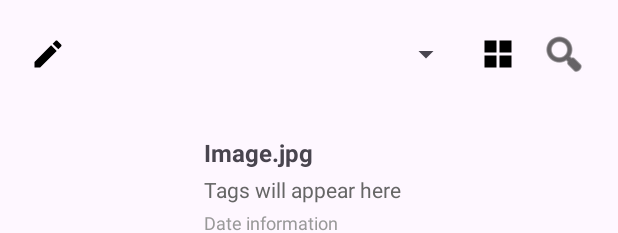
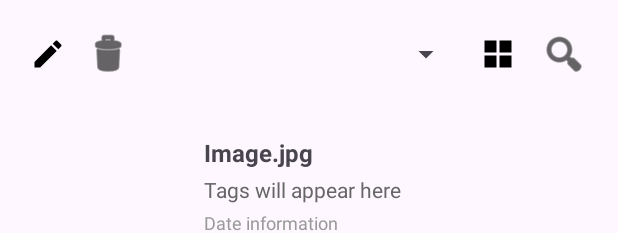
Before and after one commit to bachnguyen0107/MyGalleryClean, an Android app: the layout activity_main.xml on its own in the app's theme, with its tools: preview values and no code run, on a phone screen of 412 x 824 dp. Shown: the top 233 px of the screen. Run offline under Robolectric (Android 15) with nearby library versions, the phone set to English and light mode, and no system bars.

Commit message:
delete album

```diff
--- a/app/src/main/res/layout/activity_main.xml
+++ b/app/src/main/res/layout/activity_main.xml
@@ -26,6 +26,18 @@
             android:contentDescription="Rename Album"
             android:padding="4dp"
             android:src="@drawable/ic_edit"
+            app:tint="@color/black" />
+
+        <!-- 🆕 Delete Album Button -->
+        <ImageButton
+            android:id="@+id/btnDeleteAlbum"
+            android:layout_width="wrap_content"
+            android:layout_height="wrap_content"
+            android:background="?attr/selectableItemBackgroundBorderless"
+            android:contentDescription="Delete Album"
+            android:padding="4dp"
+            android:layout_marginStart="4dp"
+            android:src="@android:drawable/ic_menu_delete"
             app:tint="@color/black" />
 
         <!-- Album Spinner -->
@@ -60,7 +72,6 @@
             android:padding="4dp"
             android:src="@android:drawable/ic_menu_search"
             app:tint="@color/black" />
-
     </LinearLayout>
 
     <!-- Search Results Header -->
@@ -92,7 +103,6 @@
             android:backgroundTint="@color/purple_500"
             android:paddingStart="16dp"
             android:paddingEnd="16dp" />
-
     </LinearLayout>
 
     <!-- RecyclerView for Photos -->
@@ -104,7 +114,7 @@
         android:scrollbars="vertical"
         tools:listitem="@layout/item_image" />
 
-    <!-- Bottom Buttons Container - REORGANIZED -->
+    <!-- Bottom Buttons -->
     <LinearLayout
         android:layout_width="match_parent"
         android:layout_height="wrap_content"
@@ -147,10 +157,9 @@
                 app:iconPadding="8dp"
                 app:cornerRadius="12dp"
                 android:layout_marginStart="8dp" />
-
         </LinearLayout>
 
-        <!-- Create Album FAB - Centered below -->
+        <!-- Create Album FAB -->
         <LinearLayout
             android:layout_width="match_parent"
             android:layout_height="wrap_content"
@@ -165,9 +174,6 @@
                 android:contentDescription="Create Album"
                 app:tint="@android:color/white"
                 app:backgroundTint="@color/purple_500" />
-
         </LinearLayout>
-
     </LinearLayout>
-
 </LinearLayout>
```
Also changed, not shown: app/src/main/java/com/example/midterm/MainActivity.java (+28 -0 lines).
